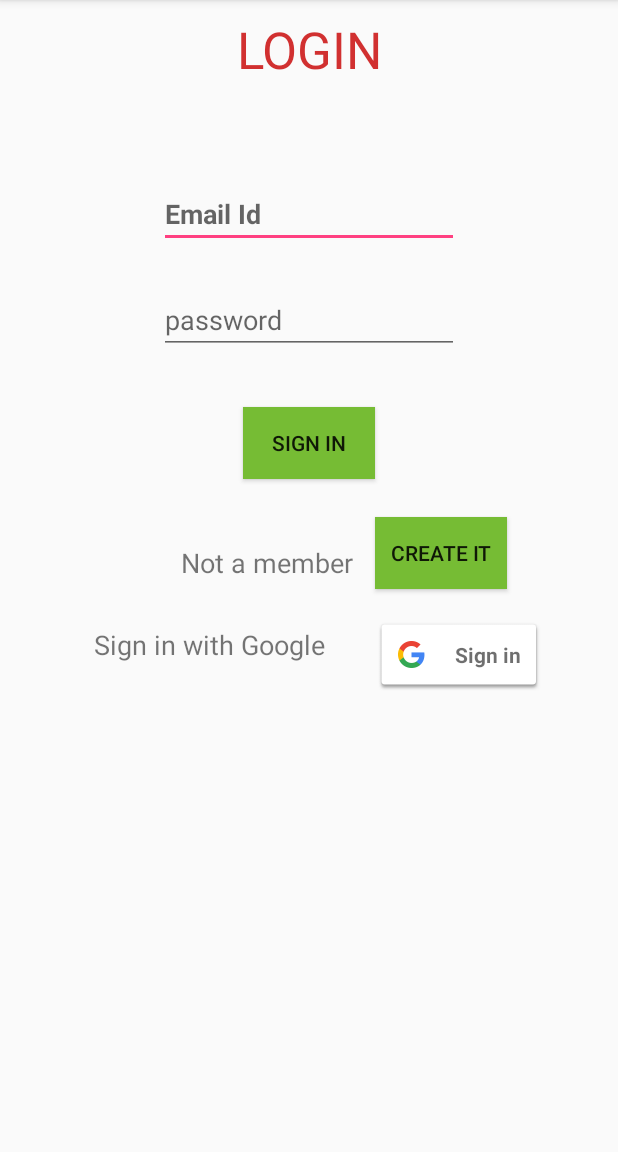
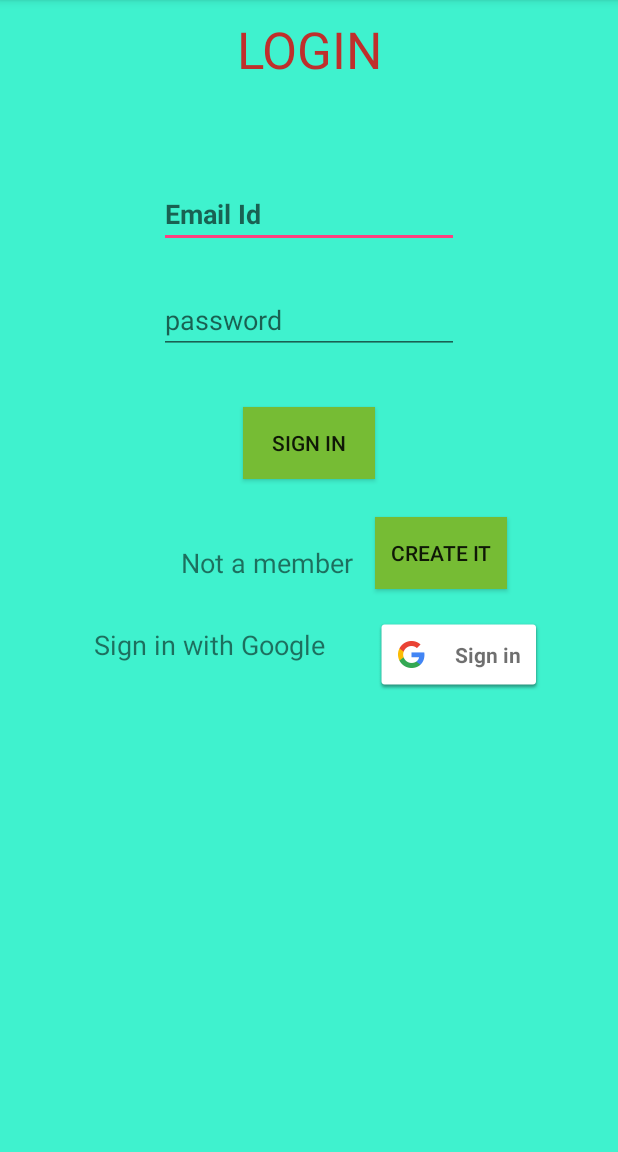
Before and after one commit to Ashu-Y/Moments, an Android app: the screen it shows after launch (MainActivity), on a phone screen of 412 x 824 dp, the part 84-1236 px from its top. Run offline under Robolectric (Android 15) with nearby library versions, the phone set to English and light mode, and no system bars.

Commit message:
XML Login

```diff
--- a/app/src/main/res/layout/activity_main.xml
+++ b/app/src/main/res/layout/activity_main.xml
@@ -1,12 +1,10 @@
 <?xml version="1.0" encoding="utf-8"?>
-<RelativeLayout
-    xmlns:android="http://schemas.android.com/apk/res/android"
-    xmlns:app="http://schemas.android.com/apk/res-auto"
+<RelativeLayout xmlns:android="http://schemas.android.com/apk/res/android"
     xmlns:tools="http://schemas.android.com/tools"
     android:layout_width="match_parent"
     android:layout_height="match_parent"
     tools:context="com.practice.android.moments.MainActivity"
-
+android:background="#3ff2ce"
     tools:ignore="HardcodedText,RtlHardcoded">
 
     <EditText
```
Lines whose indentation alone changed are shown as unchanged.
